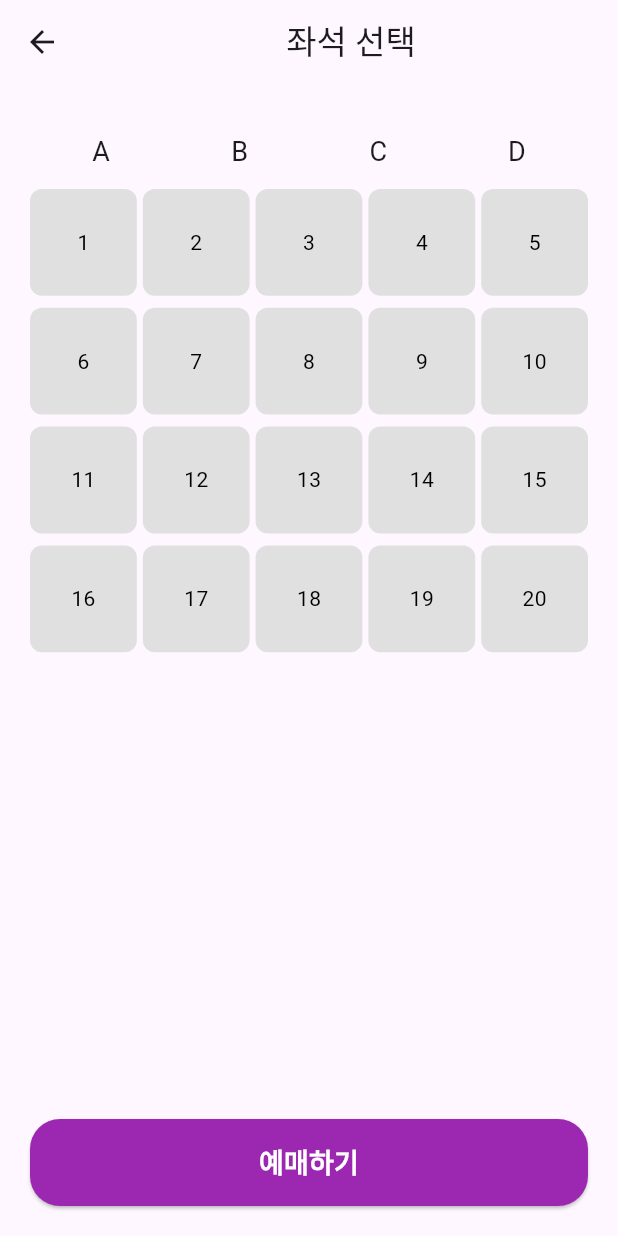
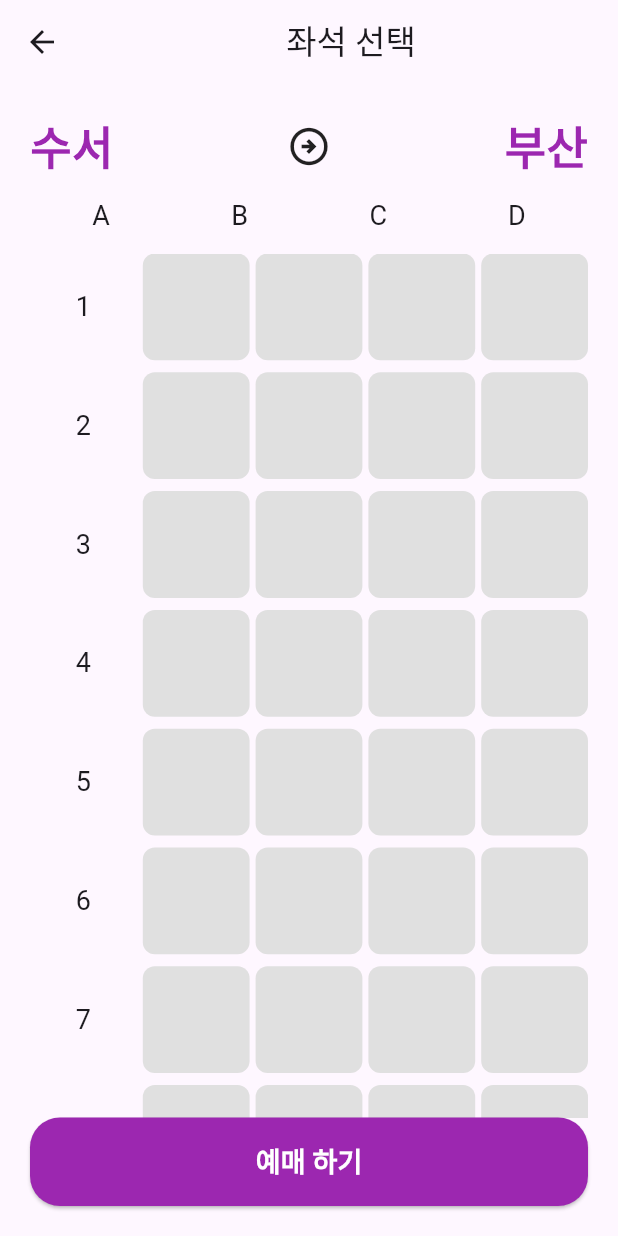
Before and after one commit to Aislyn-cell/flutter_train_app, a Flutter app: the SeatPage screen opened by its route, on a phone screen of 412 x 824 dp. Run offline on Flutter 3.47's test engine with Material 3 defaults, Android fonts, the phone set to English and light mode, and no system bars.

Commit message:
좌석관련 수정2

```diff
--- a/lib/seat_page.dart
+++ b/lib/seat_page.dart
@@ -4,20 +4,50 @@ class SeatPage extends StatefulWidget {
   const SeatPage({super.key});
 
   @override
-  SeatPageState createState() => SeatPageState();
+  State<SeatPage> createState() => _SeatPageState();
 }
 
-class SeatPageState extends State<SeatPage> {
+class _SeatPageState extends State<SeatPage> {
   List<int> selectedSeats = [];
 
   @override
   Widget build(BuildContext context) {
     return Scaffold(
-      appBar: AppBar(title: Center(child: Text('좌석 선택'))),
+      appBar: AppBar(
+        title: Center(child: Text('좌석 선택')), // [앱바 타이틀]
+      ),
       body: Padding(
         padding: const EdgeInsets.symmetric(vertical: 20.0),
         child: Column(
           children: [
+            Padding(
+              padding: const EdgeInsets.symmetric(horizontal: 20),
+              child: Row(
+                mainAxisAlignment: MainAxisAlignment.spaceBetween,
+                children: [
+                  Text(
+                    '수서', // [출발역]
+                    style: TextStyle(
+                      fontSize: 30,
+                      fontWeight: FontWeight.bold,
+                      color: Colors.purple,
+                    ),
+                  ),
+                  Icon(
+                    Icons.arrow_circle_right_outlined, // [화살표 아이콘]
+                    size: 30,
+                  ),
+                  Text(
+                    '부산', // [도착역]
+                    style: TextStyle(
+                      fontSize: 30,
+                      fontWeight: FontWeight.bold,
+                      color: Colors.purple,
+                    ),
+                  ),
+                ],
+              ),
+            ),
             Row(
               mainAxisAlignment: MainAxisAlignment.spaceEvenly,
               children:
@@ -27,7 +57,10 @@ class SeatPageState extends State<SeatPage> {
                           width: 50,
                           height: 50,
                           child: Center(
-                            child: Text(label, style: TextStyle(fontSize: 18)),
+                            child: Text(
+                              label,
+                              style: TextStyle(fontSize: 18), // [ABCD 레이블]
+                            ),
                           ),
                         ),
                       )
@@ -38,13 +71,28 @@ class SeatPageState extends State<SeatPage> {
                 padding: const EdgeInsets.symmetric(horizontal: 20),
                 gridDelegate: SliverGridDelegateWithFixedCrossAxisCount(
                   crossAxisCount: 5,
-                  crossAxisSpacing: 4, // 좌석 위젯 가로 간격 4
-                  mainAxisSpacing: 8, // 좌석 위젯 세로 간격 8
+                  crossAxisSpacing: 4, // [좌석 위젯] 가로 간격 4
+                  mainAxisSpacing: 8, // [좌석 위젯] 세로 간격 8
                 ),
-                itemCount: 20, // 총 좌석 행 개수 20개
+                itemCount: 20 * 5, // 총 좌석 행 개수 20개
                 itemBuilder: (context, index) {
-                  final seatNumber = index + 1;
+                  final row = index ~/ 5;
+                  final col = index % 5;
+                  final seatNumber = row * 4 + col + 1;
                   final isSelected = selectedSeats.contains(seatNumber);
+
+                  if (col == 0) {
+                    return SizedBox(
+                      width: 50,
+                      height: 50,
+                      child: Center(
+                        child: Text(
+                          (row + 1).toString(),
+                          style: TextStyle(fontSize: 18), // [행 번호]
+                        ),
+                      ),
+                    );
+                  }
 
                   return GestureDetector(
                     onTap: () {
@@ -57,17 +105,17 @@ class SeatPageState extends State<SeatPage> {
                       });
                     },
                     child: Container(
-                      width: 50, // 좌석 위젯 너비 50
-                      height: 50, // 좌석 위젯 높이 50
+                      width: 50, // [좌석 위젯] 너비 50
+                      height: 50, // [좌석 위젯] 높이 50
                       decoration: BoxDecoration(
                         color: isSelected ? Colors.purple : Colors.grey[300],
                         borderRadius: BorderRadius.circular(
                           8,
-                        ), // 좌석 위젯 모서리 둥글기 8
+                        ), // [좌석 위젯] 모서리 둥글기 8
                       ),
                       child: Center(
                         child: Text(
-                          '$seatNumber',
+                          '', // [좌석 상태 텍스트]
                           style: TextStyle(
                             color: isSelected ? Colors.white : Colors.black,
                           ),
@@ -79,7 +127,7 @@ class SeatPageState extends State<SeatPage> {
               ),
             ),
             Padding(
-              // 예매하기 버튼 패딩 추가
+              // [예매 하기 버튼] 패딩 추가
               padding: const EdgeInsets.symmetric(horizontal: 20),
               child: SizedBox(
                 width: double.infinity,
@@ -92,13 +140,13 @@ class SeatPageState extends State<SeatPage> {
                     shape: RoundedRectangleBorder(
                       borderRadius: BorderRadius.circular(
                         20,
-                      ), // 예매하기 버튼 모서리 둥글기 20
+                      ), // [예매 하기 버튼] 모서리 둥글기 20
                     ),
                   ),
                   child: Padding(
                     padding: const EdgeInsets.symmetric(vertical: 16),
                     child: Text(
-                      '예매하기',
+                      '예매 하기',
                       style: TextStyle(
                         color: Colors.white,
                         fontSize: 18,
```
